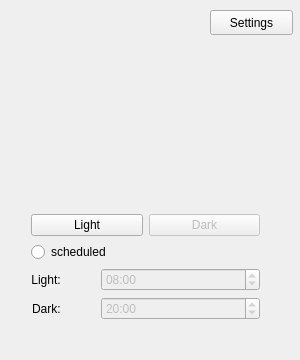
Old version of the form src/ui/mainwindow.ui in the repository oskarsh/Yin-Yang.
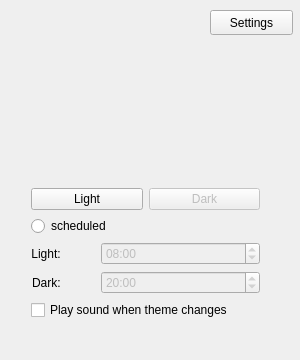
New version of the form. Icons and pictures are not drawn.

Commit message: Add checkbox to toggle switching sound

```diff
--- a/src/ui/mainwindow.ui
+++ b/src/ui/mainwindow.ui
@@ -210,6 +210,13 @@
        </item>
       </layout>
      </item>
+     <item>
+      <widget class="QCheckBox" name="sound_checkBox">
+       <property name="text">
+        <string>Play sound when theme changes</string>
+       </property>
+      </widget>
+     </item>
     </layout>
    </widget>
    <widget class="QPushButton" name="settings_push">
```
The commit also changes 5 other files.
